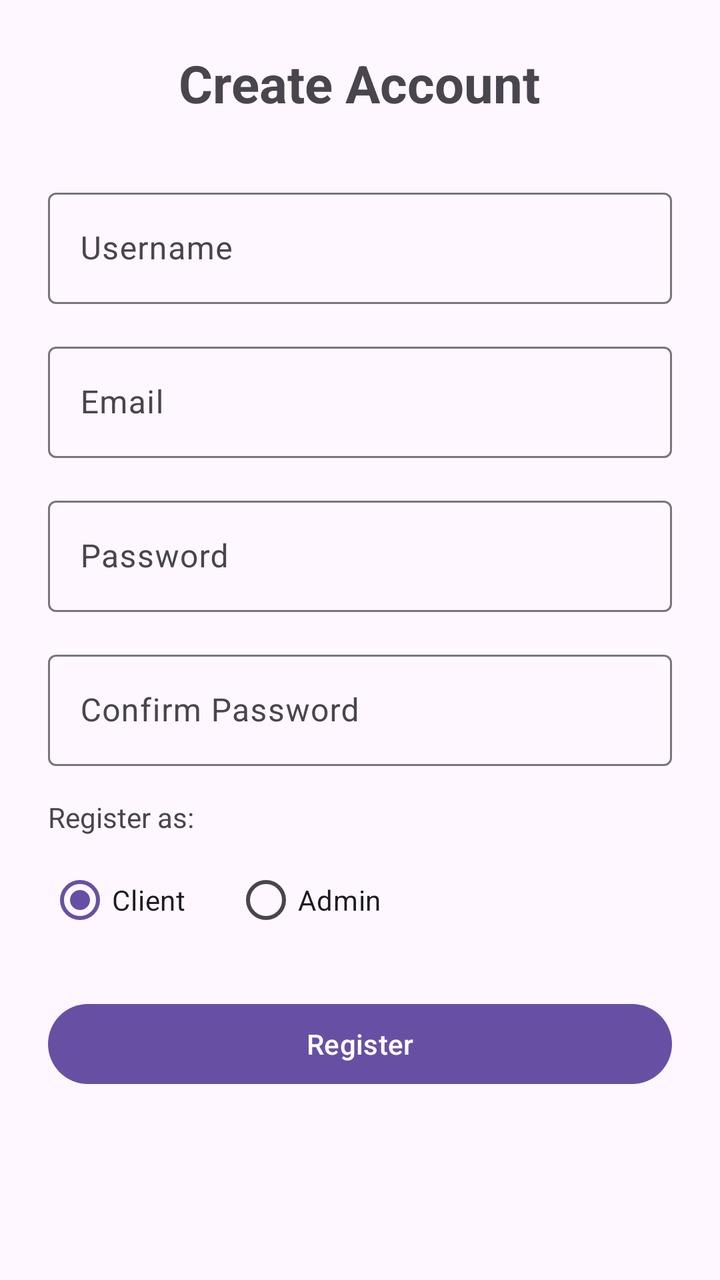
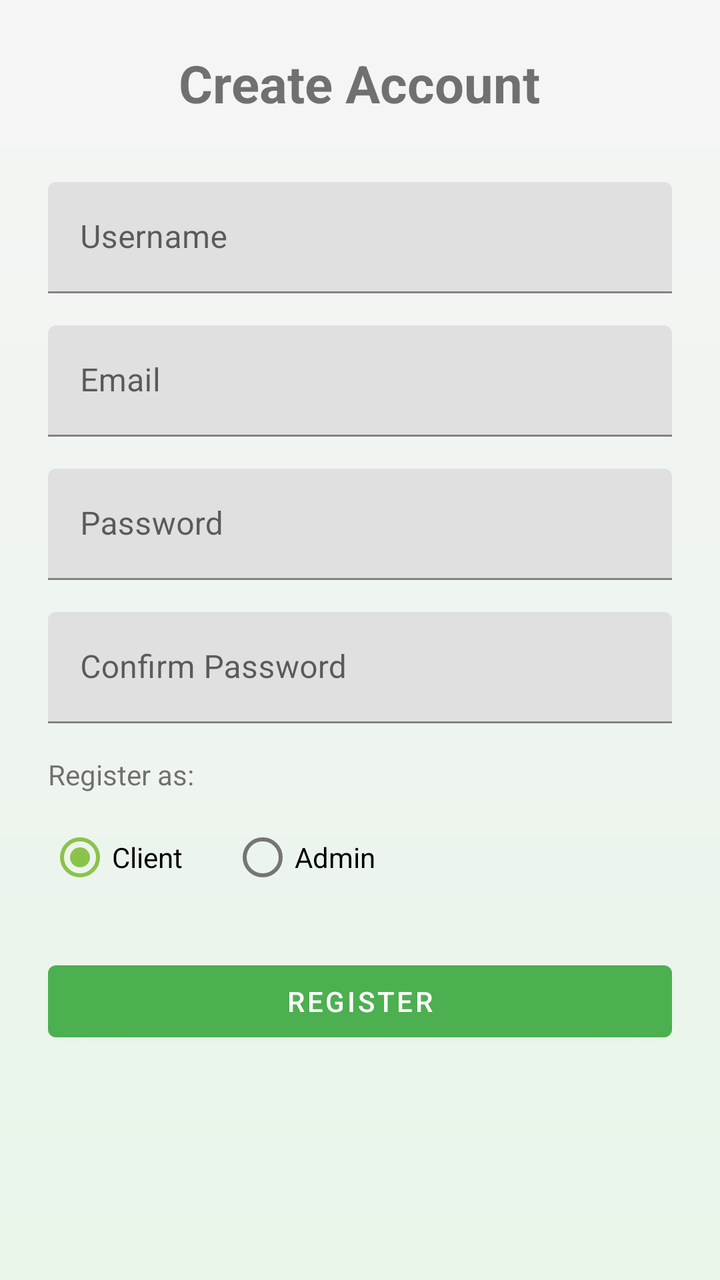

The first picture is an Android layout as it rendered before a commit; the second is the same layout after the commit. The layout source and the unified diff follow.
<!-- AndroidManifest.xml: application theme Theme.SmartMealPlanner -->
<!-- res/layout/activity_register.xml -->
<?xml version="1.0" encoding="utf-8"?>
<ScrollView xmlns:android="http://schemas.android.com/apk/res/android"
    android:layout_width="match_parent"
    android:layout_height="match_parent"
    android:fillViewport="true">

    <LinearLayout
        android:layout_width="match_parent"
        android:layout_height="wrap_content"
        android:orientation="vertical"
        android:padding="24dp"
        android:paddingTop="56dp"> 

        <TextView
            android:layout_width="wrap_content"
            android:layout_height="wrap_content"
            android:text="Create Account"
            android:textSize="26sp"
            android:textStyle="bold"
            android:layout_gravity="center_horizontal"
            android:layout_marginBottom="32dp"/>

        <com.google.android.material.textfield.TextInputLayout
            android:layout_width="match_parent"
            android:layout_height="wrap_content"
            android:hint="Username"
            android:layout_marginBottom="16dp">
            <com.google.android.material.textfield.TextInputEditText
                android:id="@+id/etUsername"
                android:layout_width="match_parent"
                android:layout_height="wrap_content"
                android:inputType="text"/>
        </com.google.android.material.textfield.TextInputLayout>

        <com.google.android.material.textfield.TextInputLayout
            android:layout_width="match_parent"
            android:layout_height="wrap_content"
            android:hint="Email"
            android:layout_marginBottom="16dp">
            <com.google.android.material.textfield.TextInputEditText
                android:id="@+id/etEmail"
                android:layout_width="match_parent"
                android:layout_height="wrap_content"
                android:inputType="textEmailAddress"/>
        </com.google.android.material.textfield.TextInputLayout>

        <com.google.android.material.textfield.TextInputLayout
            android:layout_width="match_parent"
            android:layout_height="wrap_content"
            android:hint="Password"
            android:layout_marginBottom="16dp">
            <com.google.android.material.textfield.TextInputEditText
                android:id="@+id/etPassword"
                android:layout_width="match_parent"
                android:layout_height="wrap_content"
                android:inputType="textPassword"/>
        </com.google.android.material.textfield.TextInputLayout>

        <com.google.android.material.textfield.TextInputLayout
            android:layout_width="match_parent"
            android:layout_height="wrap_content"
            android:hint="Confirm Password"
            android:layout_marginBottom="16dp">
            <com.google.android.material.textfield.TextInputEditText
                android:id="@+id/etConfirmPassword"
                android:layout_width="match_parent"
                android:layout_height="wrap_content"
                android:inputType="textPassword"/>
        </com.google.android.material.textfield.TextInputLayout>

        <TextView
            android:layout_width="wrap_content"
            android:layout_height="wrap_content"
            android:text="Register as:"
            android:layout_marginBottom="8dp"/>

        <RadioGroup
            android:layout_width="match_parent"
            android:layout_height="wrap_content"
            android:orientation="horizontal"
            android:layout_marginBottom="24dp">

            <RadioButton
                android:id="@+id/rbClient"
                android:layout_width="wrap_content"
                android:layout_height="wrap_content"
                android:text="Client"
                android:checked="true"/>

            <RadioButton
                android:id="@+id/rbAdmin"
                android:layout_width="wrap_content"
                android:layout_height="wrap_content"
                android:layout_marginStart="24dp"
                android:text="Admin"/>
        </RadioGroup>

        <Button
            android:id="@+id/btnRegister"
            android:layout_width="match_parent"
            android:layout_height="wrap_content"
            android:text="Register"/>

    </LinearLayout>
</ScrollView>
<!-- resources referenced by this layout -->
<resources>
  <style name="Theme.SmartMealPlanner" parent="Base.Theme.SmartMealPlanner" />
  <style name="Base.Theme.SmartMealPlanner" parent="Theme.Material3.DayNight.NoActionBar">
          
          
      </style>
</resources>

<!-- the commit's change to res/layout/activity_register.xml (unified diff, before → after) -->
@@ -2,7 +2,8 @@
 <ScrollView xmlns:android="http://schemas.android.com/apk/res/android"
     android:layout_width="match_parent"
     android:layout_height="match_parent"
-    android:fillViewport="true">
+    android:fillViewport="true"
+    android:background="@drawable/background_colors">
 
     <LinearLayout
         android:layout_width="match_parent"
<!-- resource entries referenced after the edit -->
@@ -1,9 +1,26 @@
 <!-- resources referenced by this layout -->
 <resources>
-  <style name="Theme.SmartMealPlanner" parent="Base.Theme.SmartMealPlanner" />
-  <style name="Base.Theme.SmartMealPlanner" parent="Theme.Material3.DayNight.NoActionBar">
+  <!-- drawable background_colors (drawable) -->
+  <?xml version="1.0" encoding="utf-8"?>
+  <shape xmlns:android="http://schemas.android.com/apk/res/android">
+      <gradient
+          android:startColor="#F5F5F5"
+          android:endColor="#E8F5E9"
+          android:angle="270"/>
+  </shape>
+  <style name="Theme.SmartMealPlanner" parent="Theme.MaterialComponents.DayNight.DarkActionBar">
           
+          <item name="colorPrimary">#4CAF50</item>          
+          <item name="colorPrimaryVariant">#388E3C</item>   
+          <item name="colorOnPrimary">#FFFFFF</item>        
+  
           
+          <item name="colorSecondary">#8BC34A</item>        
+          <item name="colorSecondaryVariant">#689F38</item>
+          <item name="colorOnSecondary">#000000</item>
+  
+          
+          <item name="android:statusBarColor" tools:targetApi="l">?attr/colorPrimaryVariant</item>
       </style>
 </resources>
 
